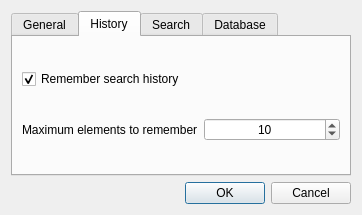
Above: Araneus/UI/preferences.ui from 416d72/araneus before the change. Below: the same form after it.
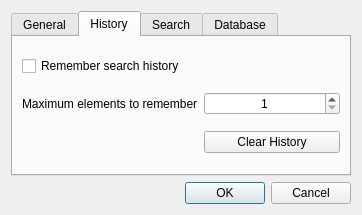
That is the form after the change. The open tabs and pages were chosen to show the change.

Patch:
```diff
--- a/Araneus/UI/preferences.ui
+++ b/Araneus/UI/preferences.ui
@@ -98,7 +98,7 @@
           <string>Remember search history</string>
          </property>
          <property name="checked">
-          <bool>true</bool>
+          <bool>false</bool>
          </property>
         </widget>
        </item>
@@ -114,11 +114,25 @@
           <number>1</number>
          </property>
          <property name="maximum">
-          <number>100</number>
-         </property>
-         <property name="value">
           <number>10</number>
          </property>
+         <property name="value">
+          <number>1</number>
+         </property>
+        </widget>
+       </item>
+       <item row="2" column="1">
+        <widget class="QPushButton" name="history_delete_btn">
+         <property name="text">
+          <string>Clear History</string>
+         </property>
+        </widget>
+       </item>
+       <item row="2" column="0">
+        <widget class="QLabel" name="history_delete_label">
+         <property name="text">
+          <string/>
+         </property>
         </widget>
        </item>
       </layout>
```
Left out of the diff: 4 changed lines with no effect on the pictures.
